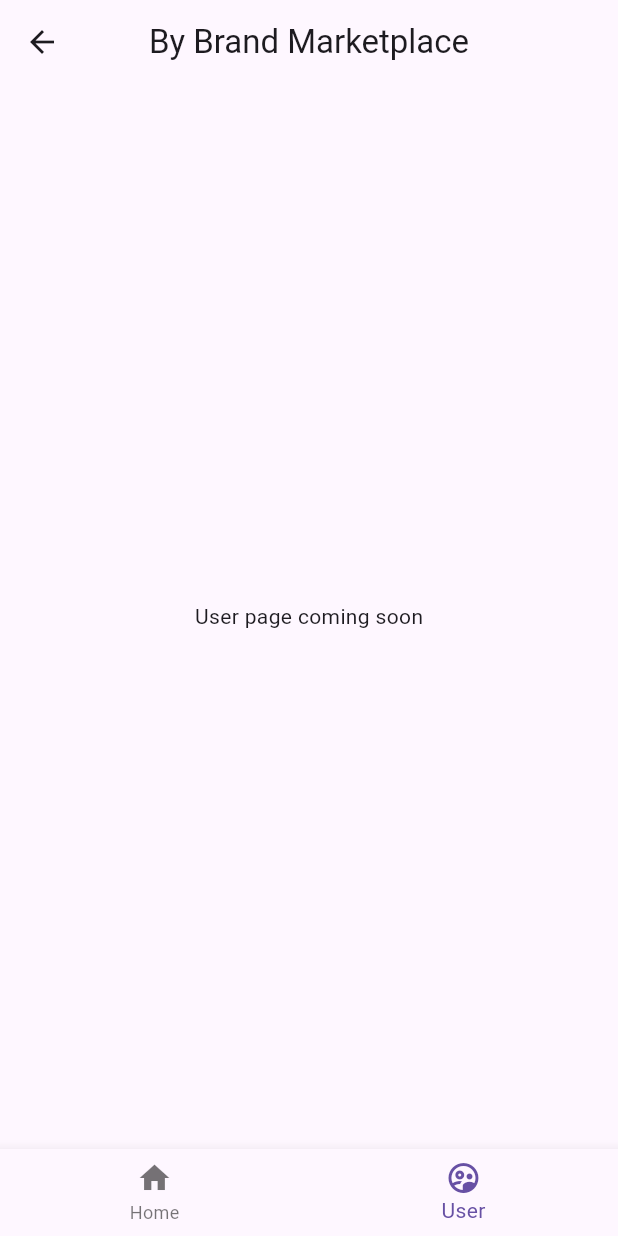
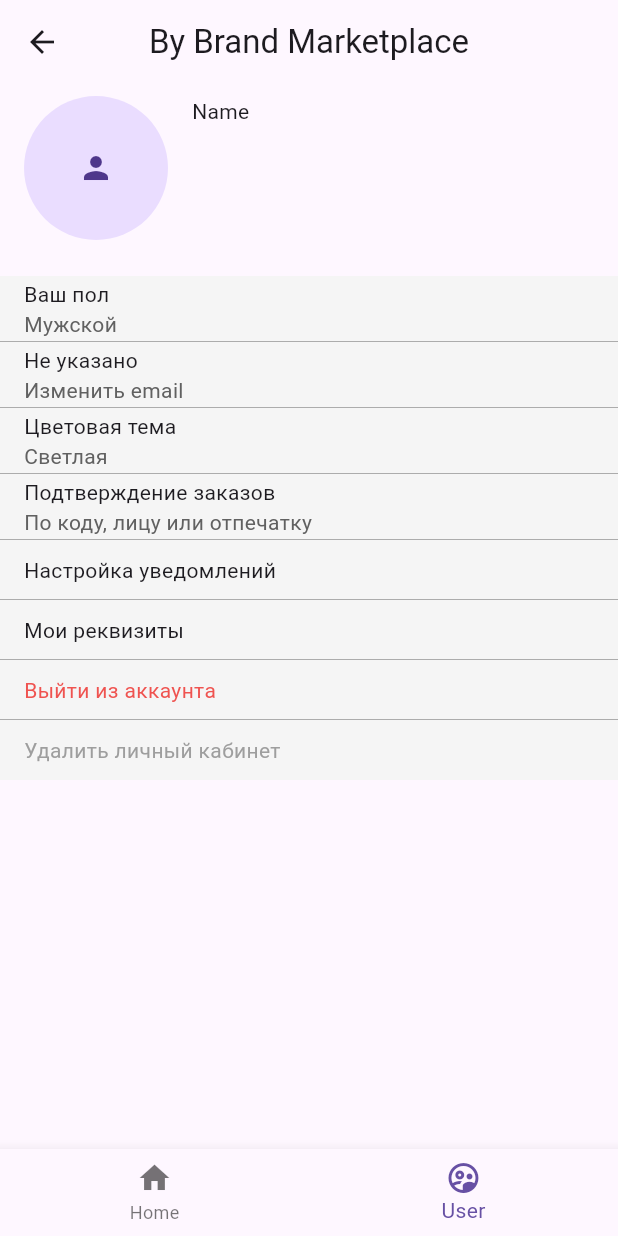
Before and after one commit to FedorzhyveL/by_brand, a Flutter app: the ProfilePage screen opened by its route, on a phone screen of 412 x 824 dp. Run offline on Flutter 3.47's test engine with Material 3 defaults, Android fonts, the phone set to English and light mode, and no system bars; our stand-ins replace auto_route, bloc, dio, equatable, flutter_bloc, get_it; network calls fail.

Commit message:
profile page redesign

```diff
--- a/lib/presentation/profile_page/profile_page.dart
+++ b/lib/presentation/profile_page/profile_page.dart
@@ -13,9 +13,142 @@
   @override
   Widget build(BuildContext context) {
     return Scaffold(
-      body: Center(
-        child: Text('User page coming soon'),
+      body: Column(
+        crossAxisAlignment: CrossAxisAlignment.start,
+        children: [
+          const Padding(
+            padding: EdgeInsets.only(
+              left: 16,
+              right: 16,
+              bottom: 24,
+              top: 8,
+            ),
+            child: Row(
+              crossAxisAlignment: CrossAxisAlignment.start,
+              children: [
+                CircleAvatar(
+                  radius: 48,
+                  child: Icon(Icons.person),
+                ),
+                SizedBox(width: 16),
+                Text('Name'),
+              ],
+            ),
+          ),
+          Container(
+            color: Colors.grey[100],
+            child: Column(
+              children: [
+                const ListElement(
+                  headerText: 'Ваш пол',
+                  title: 'Мужской',
+                ),
+                const Divider(
+                  height: 0,
+                  color: Colors.black,
+                  thickness: 0.2,
+                ),
+                const ListElement(
+                  headerText: 'Не указано',
+                  title: 'Изменить email',
+                ),
+                const Divider(
+                  height: 0,
+                  color: Colors.black,
+                  thickness: 0.2,
+                ),
+                const ListElement(
+                  headerText: 'Цветовая тема',
+                  title: 'Светлая',
+                ),
+                const Divider(
+                  height: 0,
+                  color: Colors.black,
+                  thickness: 0.2,
+                ),
+                const ListElement(
+                  headerText: 'Подтверждение заказов',
+                  title: 'По коду, лицу или отпечатку',
+                ),
+                const Divider(
+                  height: 0,
+                  color: Colors.black,
+                  thickness: 0.2,
+                ),
+                const ListElement(
+                  headerText: 'Настройка уведомлений',
+                ),
+                const Divider(
+                  height: 0,
+                  color: Colors.black,
+                  thickness: 0.2,
+                ),
+                const ListElement(
+                  headerText: 'Мои реквизиты',
+                ),
+                const Divider(
+                  height: 0,
+                  color: Colors.black,
+                  thickness: 0.2,
+                ),
+                ListElement(
+                  headerText: 'Выйти из аккаунта',
+                  headerTextStyle: TextStyle(color: Colors.red[400]),
+                ),
+                const Divider(
+                  height: 0,
+                  color: Colors.black,
+                  thickness: 0.2,
+                ),
+                const ListElement(
+                  headerText: 'Удалить личный кабинет',
+                  headerTextStyle: TextStyle(color: Colors.grey),
+                ),
+              ],
+            ),
+          ),
+        ],
       ),
     );
   }
 }
+
+class ListElement extends StatelessWidget {
+  const ListElement({
+    super.key,
+    required this.headerText,
+    this.headerTextStyle,
+    this.title,
+  });
+  final String headerText;
+  final TextStyle? headerTextStyle;
+  final String? title;
+
+  @override
+  Widget build(BuildContext context) {
+    return Padding(
+      padding: EdgeInsets.symmetric(
+        horizontal: 16,
+        vertical: title == null ? 10 : 2,
+      ),
+      child: Row(
+        children: [
+          Column(
+            crossAxisAlignment: CrossAxisAlignment.start,
+            children: [
+              Text(
+                headerText,
+                style: headerTextStyle,
+              ),
+              if (title != null)
+                Text(
+                  title!,
+                  style: TextStyle(color: Colors.grey[700]),
+                ),
+            ],
+          ),
+        ],
+      ),
+    );
+  }
+}
```
